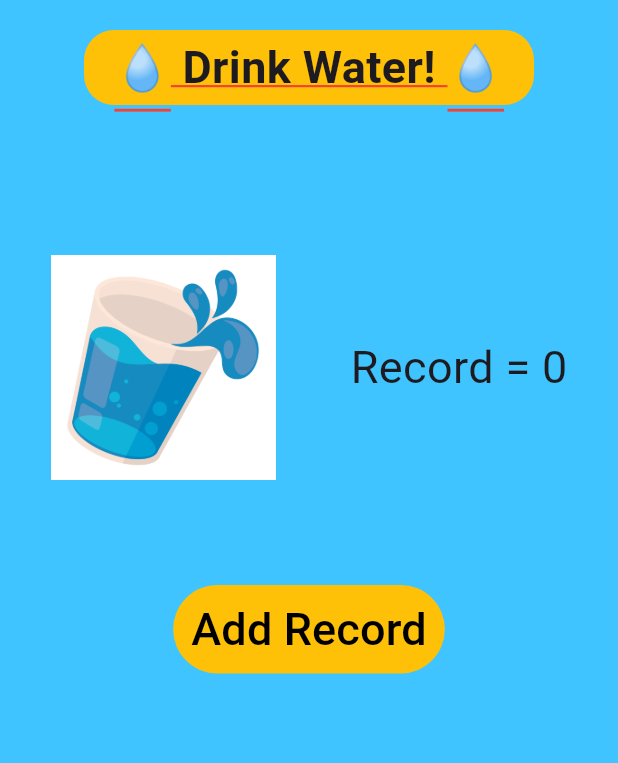
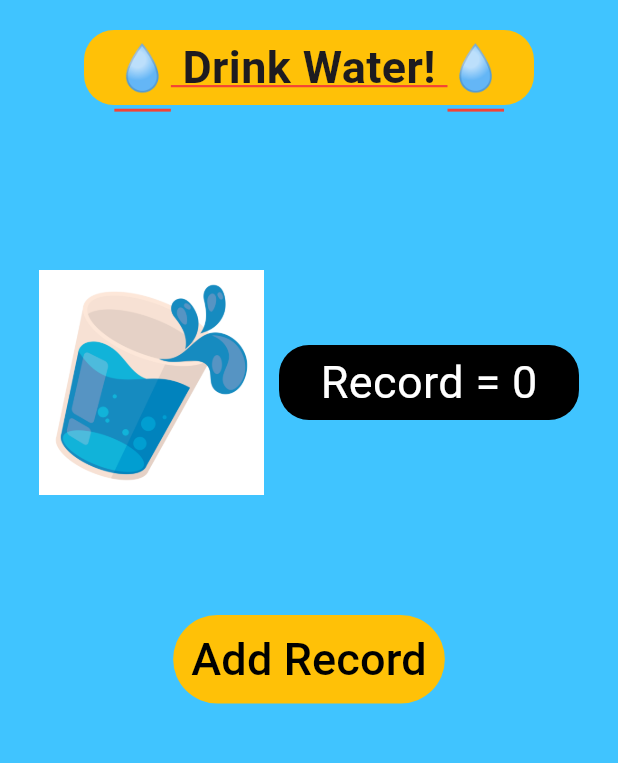
Before and after one commit to moeinhe83/Flutter_CounterApp, a Flutter app: the screen it shows after launch, on a phone screen of 412 x 824 dp, the part 84-847 px from its top. Run offline on Flutter 3.47's test engine with Material 3 defaults, Android fonts, the phone set to English and light mode, and no system bars.

Commit message:
Update HomePage Section

```diff
--- a/lib/main.dart
+++ b/lib/main.dart
@@ -91,7 +91,9 @@ class _HomePageState extends State<HomePage> {
             ),
           ),
           SizedBox(height: 100),
-          Row(
+          Padding(
+            padding: const EdgeInsets.all(10.0),
+            child: Row(
               mainAxisAlignment: MainAxisAlignment.center,
               children: <Widget>[
                 Image.asset(
@@ -99,12 +101,27 @@ class _HomePageState extends State<HomePage> {
                   height: 150,
                   width: 150,
                 ),
-              SizedBox(width: 50),
-              Text(
+                SizedBox(width: 10),
+                // ignore: avoid_unnecessary_containers
+                Container(
+                  height: 50,
+                  width: 200,
+                  decoration: BoxDecoration(
+                    color: Colors.black,
+                    borderRadius: BorderRadius.circular(20),
+                  ),
+                  child: Center(
+                    child: Text(
                       "Record = $record",
-                style: TextStyle(fontSize: 30),
+                      style: TextStyle(
+                        fontSize: 30,
+                        color: Colors.white,
+                      ),
+                    ),
+                  ),
                 ),
               ],
+            ),
           ),
           SizedBox(height: 70),
           TextButton(
```
Lines whose indentation alone changed are shown as unchanged.
